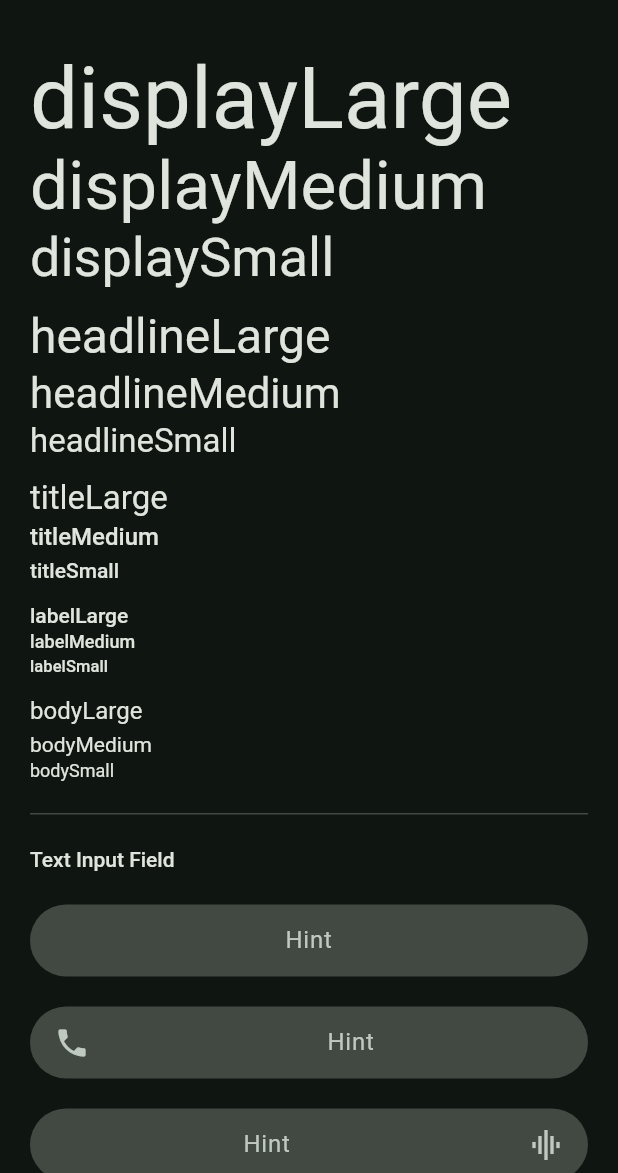
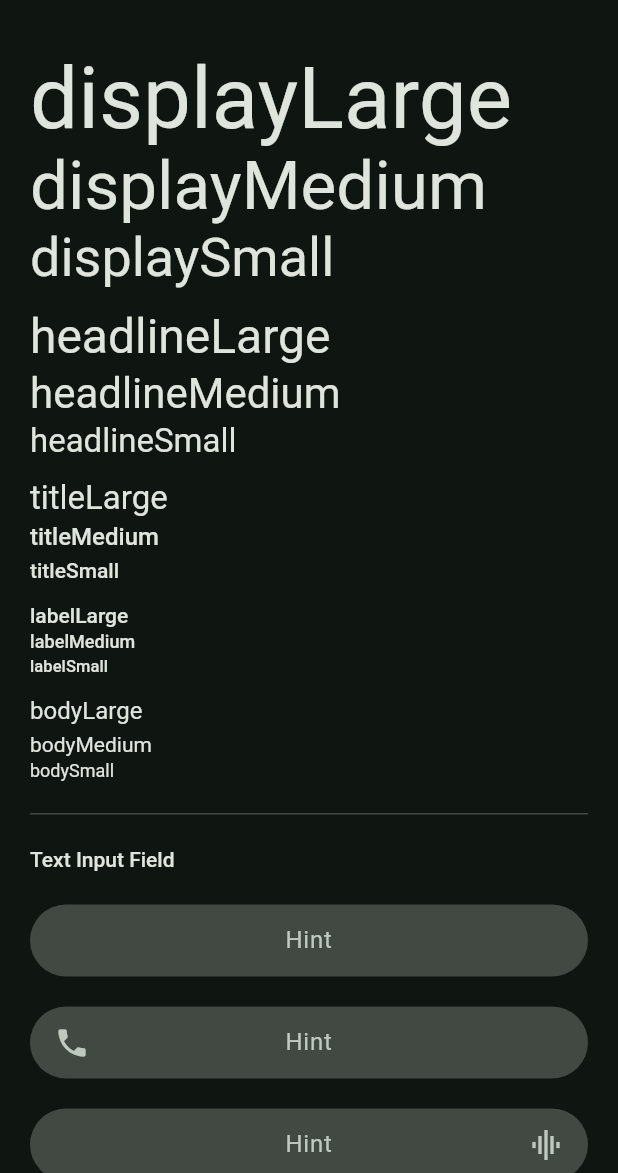
Before and after one commit to akshdhillon/elegant-design-system, a Flutter app: the PreviewPage screen opened directly, on a phone screen of 412 x 824 dp, the part 63-1236 px from its top. Run offline on Flutter 3.47's test engine with Material 2 defaults, Android fonts, the phone set to English and light mode, and no system bars.

Commit message:
updated style

```diff
--- a/lib/src/text_input.dart
+++ b/lib/src/text_input.dart
@@ -65,11 +65,7 @@ class ElegantTextInputField extends StatelessWidget {
       style: theme.textTheme.bodyLarge,
       textAlign: textAlign,
       decoration: InputDecoration(
-        // contentPadding: theme.padding.p16.horizontal,
-        contentPadding: EdgeInsets.only(
-          left: _type == _FieldType.regular ? 16 : 0,
-          right: _type == _FieldType.regular ? 16 : 0,
-        ),
+        contentPadding: theme.padding.p16.horizontal,
         constraints: BoxConstraints(
           minHeight: 0,
           maxHeight: kDefaultTextFieldHeight,
@@ -85,16 +81,20 @@ class ElegantTextInputField extends StatelessWidget {
         hintStyle: theme.textTheme.bodyLarge?.copyWith(
           color: theme.colorScheme.onSurfaceVariant,
         ),
-        prefixIconConstraints: BoxConstraints(),
+        prefixIconConstraints: BoxConstraints(minWidth: 56),
         prefixIcon: _type != _FieldType.prefix
-            ? null
+            ? _type != _FieldType.regular
+                ? SizedBox()
+                : null
             : Padding(
                 padding: EdgeInsets.symmetric(horizontal: 16, vertical: 12),
                 child: Icon(icon),
               ),
-        suffixIconConstraints: BoxConstraints(),
+        suffixIconConstraints: BoxConstraints(minWidth: 56),
         suffixIcon: _type != _FieldType.suffix
-            ? null
+            ? _type != _FieldType.regular
+                ? SizedBox()
+                : null
             : Material(
                 type: MaterialType.transparency,
                 clipBehavior: Clip.antiAlias,
@@ -180,14 +180,6 @@ class ElegantNumberInputField extends StatelessWidget {
       style: theme.textTheme.bodyLarge?.copyWith(letterSpacing: 2),
       textAlign: textAlign,
       decoration: InputDecoration(
-        // contentPadding: theme.padding.p16.vertical.add(
-        //   EdgeInsets.only(
-        //     top: v1,
-        //     left: _type == _FieldType.regular ? 16 : 0,
-        //     right: _type == _FieldType.regular ? 16 : 0,
-        //   ),
-        // ),
-        // isCollapsed: true,
         contentPadding: EdgeInsets.only(
           left: _type == _FieldType.regular ? 16 : 0,
           right: _type == _FieldType.regular ? 16 : 0,
```
Also changed, not shown: 1 other file.
